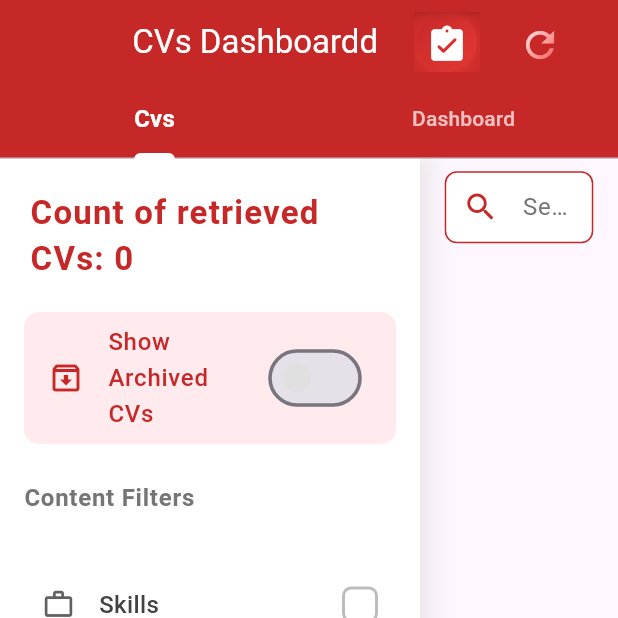
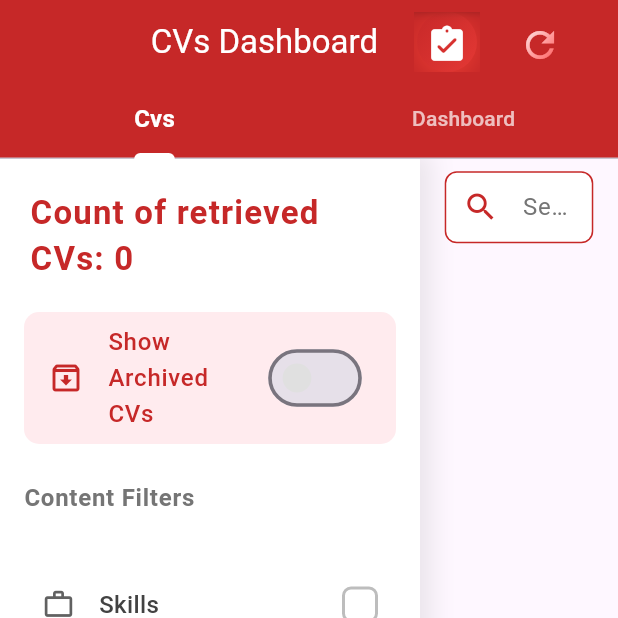
Before and after one commit to Bilal8098/corr, a Flutter app: the screen it shows after launch, on a phone screen of 412 x 824 dp, the top half of it. Run offline on Flutter 3.47's test engine with Material 3 defaults, Android fonts, the light colour scheme and no system bars; our stand-ins replace cloud_firestore, file_picker, fl_chart, flutter_staggered_animations, permission_handler; missing offline and left inert: firedart, process_run; accounts and stored records are empty.

Commit message:
Last Update

```diff
--- a/lib/main.dart
+++ b/lib/main.dart
@@ -824,7 +824,7 @@ class _FireStoreHomeState extends State<FireStoreHome> {
           title: Column(
             children: [
               const Text(
-                'CVs Dashboardd',
+                'CVs Dashboard',
                 style: TextStyle(color: Colors.white),
               ),
             ],
```
